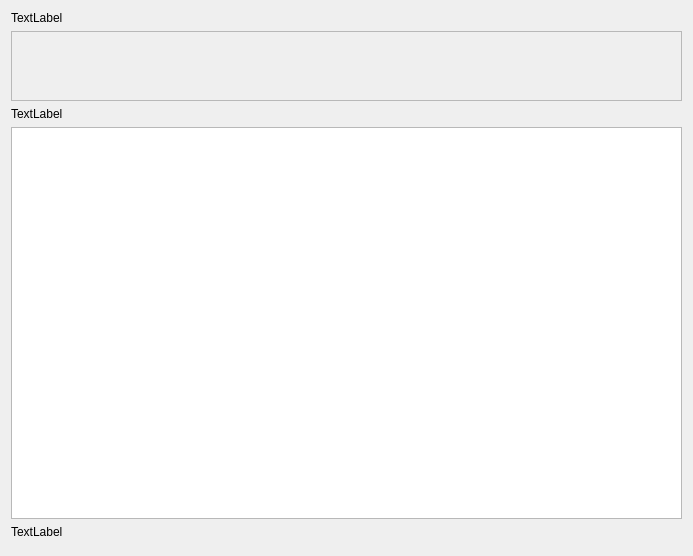
The window that src/gui/activitywidget.ui (nextcloud/desktop) describes before a commit, drawn with Qt 5.
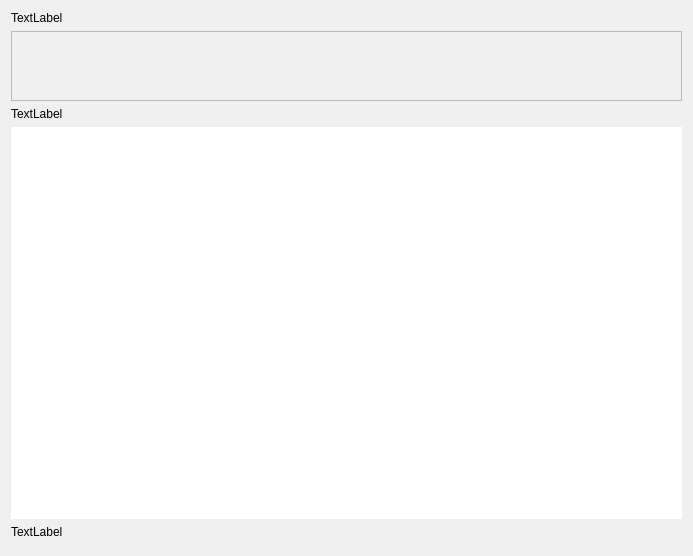
The same window after the commit.

Commit message:
Adjust space between action/buttons in the toolbar.
- Minor: cleans up code used for debug.

Diff of the .ui file:
```diff
--- a/src/gui/activitywidget.ui
+++ b/src/gui/activitywidget.ui
@@ -80,6 +80,27 @@
        <verstretch>0</verstretch>
       </sizepolicy>
      </property>
+     <property name="frameShape">
+      <enum>QFrame::NoFrame</enum>
+     </property>
+     <property name="frameShadow">
+      <enum>QFrame::Plain</enum>
+     </property>
+     <property name="lineWidth">
+      <number>0</number>
+     </property>
+     <property name="resizeMode">
+      <enum>QListView::Adjust</enum>
+     </property>
+     <property name="viewMode">
+      <enum>QListView::ListMode</enum>
+     </property>
+     <property name="modelColumn">
+      <number>0</number>
+     </property>
+     <property name="wordWrap">
+      <bool>true</bool>
+     </property>
     </widget>
    </item>
    <item row="4" column="0">
```
Left out of the diff: 4 changed lines with no effect on the pictures. The commit also changes 2 other files.
